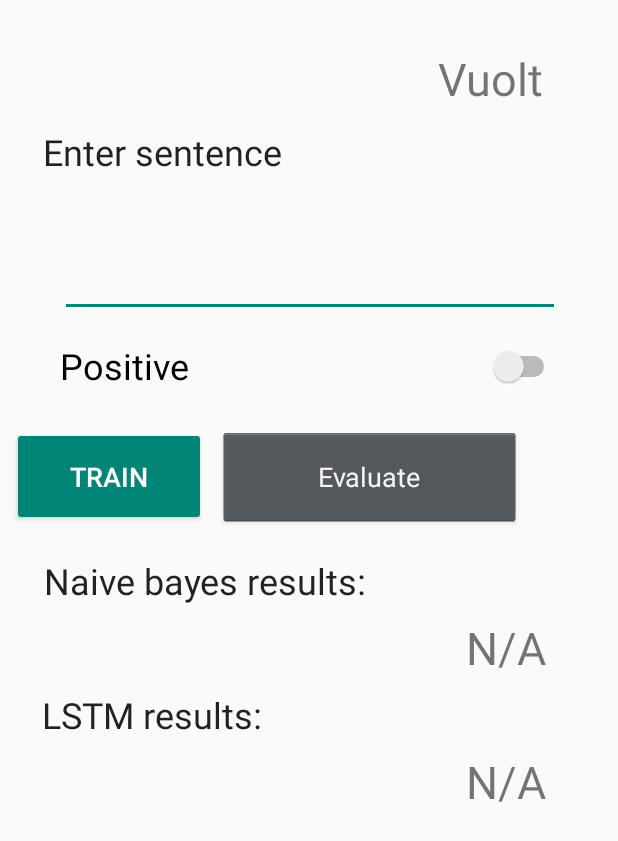
After one commit to FreexD/vuolt, an Android app: the layout activity_main.xml on its own in the app's theme, with its tools: preview values and no code run, on a phone screen of 412 x 824 dp. The commit adds this screen. Shown: the top 841 px of the screen. Run offline under Robolectric (Android 15) with nearby library versions, the phone set to English and light mode, and no system bars.

Commit message:
added MainActivity, hooked buttons and view elements to activity, set MainActivity as primary on launch

```diff
--- a/tflite-demo/app/src/main/AndroidManifest.xml
+++ b/tflite-demo/app/src/main/AndroidManifest.xml
@@ -1,5 +1,4 @@
-<?xml version="1.0" encoding="UTF-8"?>
-<!--
+<?xml version="1.0" encoding="utf-8"?><!--
  Copyright 2014 The Android Open Source Project
 
  Licensed under the Apache License, Version 2.0 (the "License");
@@ -14,24 +13,19 @@
  See the License for the specific language governing permissions and
  limitations under the License.
 -->
-
 <manifest xmlns:android="http://schemas.android.com/apk/res/android"
     package="pl.edu.agh.tflitecamerademo">
 
-    <uses-permission android:name="android.permission.CAMERA" />
-
-    <uses-feature android:name="android.hardware.camera" />
-    <uses-feature android:name="android.hardware.camera.autofocus" />
-
     <uses-sdk android:minSdkVersion="21" />
 
-    <application android:allowBackup="true"
+    <application
+        android:allowBackup="true"
+        android:icon="@drawable/ic_launcher"
         android:label="@string/app_name"
-        android:icon="@drawable/ic_launcher"
         android:theme="@style/MaterialTheme">
-
-        <activity android:name="pl.edu.agh.tflitecamerademo.CameraActivity"
-                  android:label="@string/app_name">
+        <activity
+            android:name=".MainActivity"
+            android:label="@string/title_activity_main">
             <intent-filter>
                 <action android:name="android.intent.action.MAIN" />
                 <category android:name="android.intent.category.LAUNCHER" />
--- /dev/null
+++ b/tflite-demo/app/src/main/java/pl/edu/agh/tflitecamerademo/MainActivity.java
@@ -0,0 +1,34 @@
+package pl.edu.agh.tflitecamerademo;
+
+import android.os.Bundle;
+import android.app.Activity;
+import android.widget.Button;
+import android.widget.EditText;
+import android.widget.Switch;
+import android.widget.TextView;
+
+public class MainActivity extends Activity {
+
+
+    Button evaluateButton;
+    Button trainButton;
+    TextView lstmResultTextView;
+    TextView bayesResultTextView;
+    Switch positiveSwitch;
+    EditText sentenceEditText;
+
+
+    @Override
+    protected void onCreate(Bundle savedInstanceState) {
+        super.onCreate(savedInstanceState);
+        setContentView(R.layout.activity_main);
+
+        evaluateButton = findViewById(R.id.evaluateButton);
+        trainButton = findViewById(R.id.trainButton);
+        lstmResultTextView = findViewById(R.id.lstmResultTextView);
+        bayesResultTextView = findViewById(R.id.bayesResultTextView);
+        positiveSwitch = findViewById(R.id.positiveSwitch);
+        sentenceEditText = findViewById(R.id.sentenceEditText);
+    }
+
+}
--- /dev/null
+++ b/tflite-demo/app/src/main/res/layout/activity_main.xml
@@ -0,0 +1,173 @@
+<?xml version="1.0" encoding="utf-8"?>
+<android.support.constraint.ConstraintLayout xmlns:android="http://schemas.android.com/apk/res/android"
+    xmlns:app="http://schemas.android.com/apk/res-auto"
+    xmlns:tools="http://schemas.android.com/tools"
+    android:layout_width="match_parent"
+    android:layout_height="match_parent"
+    tools:context="pl.edu.agh.tflitecamerademo.MainActivity">
+
+    <EditText
+        android:id="@+id/sentenceEditText"
+        android:layout_width="333dp"
+        android:layout_height="78dp"
+        android:layout_marginEnd="8dp"
+        android:layout_marginLeft="8dp"
+        android:layout_marginRight="8dp"
+        android:layout_marginStart="8dp"
+        android:layout_marginTop="16dp"
+        android:ems="10"
+        android:inputType="textMultiLine"
+        app:layout_constraintEnd_toEndOf="parent"
+        app:layout_constraintHorizontal_bias="0.514"
+        app:layout_constraintStart_toStartOf="parent"
+        app:layout_constraintTop_toBottomOf="@+id/textView" />
+
+    <TextView
+        android:id="@+id/textView"
+        android:layout_width="wrap_content"
+        android:layout_height="wrap_content"
+        android:layout_marginEnd="8dp"
+        android:layout_marginLeft="8dp"
+        android:layout_marginRight="8dp"
+        android:layout_marginStart="8dp"
+        android:layout_marginTop="12dp"
+        android:text="Enter sentence"
+        android:textAppearance="@android:style/TextAppearance.Holo.Medium"
+        android:textSize="24sp"
+        app:layout_constraintEnd_toEndOf="parent"
+        app:layout_constraintHorizontal_bias="0.086"
+        app:layout_constraintStart_toStartOf="parent"
+        app:layout_constraintTop_toBottomOf="@+id/textView17" />
+
+    <TextView
+        android:id="@+id/textView2"
+        android:layout_width="wrap_content"
+        android:layout_height="wrap_content"
+        android:layout_marginEnd="8dp"
+        android:layout_marginLeft="8dp"
+        android:layout_marginRight="8dp"
+        android:layout_marginStart="8dp"
+        android:layout_marginTop="20dp"
+        android:text="Naive bayes results:"
+        android:textAppearance="@android:style/TextAppearance.Holo.Medium"
+        android:textSize="24sp"
+        app:layout_constraintEnd_toEndOf="parent"
+        app:layout_constraintHorizontal_bias="0.116"
+        app:layout_constraintStart_toStartOf="parent"
+        app:layout_constraintTop_toBottomOf="@+id/trainButton" />
+
+    <TextView
+        android:id="@+id/textView4"
+        android:layout_width="wrap_content"
+        android:layout_height="wrap_content"
+        android:layout_marginEnd="8dp"
+        android:layout_marginLeft="8dp"
+        android:layout_marginRight="8dp"
+        android:layout_marginStart="8dp"
+        android:layout_marginTop="8dp"
+        android:text="LSTM results:"
+        android:textAppearance="@android:style/TextAppearance.Holo.Medium"
+        android:textSize="24sp"
+        app:layout_constraintEnd_toEndOf="parent"
+        app:layout_constraintHorizontal_bias="0.081"
+        app:layout_constraintStart_toStartOf="parent"
+        app:layout_constraintTop_toBottomOf="@+id/bayesResultTextView" />
+
+    <TextView
+        android:id="@+id/bayesResultTextView"
+        android:layout_width="322dp"
+        android:layout_height="wrap_content"
+        android:layout_marginEnd="8dp"
+        android:layout_marginLeft="16dp"
+        android:layout_marginRight="8dp"
+        android:layout_marginStart="16dp"
+        android:layout_marginTop="8dp"
+        android:gravity="right"
+        android:text="N/A"
+        android:textSize="30sp"
+        app:layout_constraintEnd_toEndOf="parent"
+        app:layout_constraintHorizontal_bias="0.394"
+        app:layout_constraintStart_toStartOf="parent"
+        app:layout_constraintTop_toBottomOf="@+id/textView2" />
+
+    <TextView
+        android:id="@+id/lstmResultTextView"
+        android:layout_width="322dp"
+        android:layout_height="wrap_content"
+        android:layout_marginEnd="8dp"
+        android:layout_marginLeft="16dp"
+        android:layout_marginRight="8dp"
+        android:layout_marginStart="16dp"
+        android:layout_marginTop="8dp"
+        android:gravity="right"
+        android:text="N/A"
+        android:textSize="30sp"
+        app:layout_constraintEnd_toEndOf="parent"
+        app:layout_constraintHorizontal_bias="0.394"
+        app:layout_constraintStart_toStartOf="parent"
+        app:layout_constraintTop_toBottomOf="@+id/textView4" />
+
+    <Switch
+        android:id="@+id/positiveSwitch"
+        android:layout_width="333dp"
+        android:layout_height="49dp"
+        android:layout_marginEnd="8dp"
+        android:layout_marginLeft="8dp"
+        android:layout_marginRight="8dp"
+        android:layout_marginStart="8dp"
+        android:layout_marginTop="8dp"
+        android:switchTextAppearance="@android:style/TextAppearance.Holo.Widget"
+        android:text="Positive"
+        android:textSize="24sp"
+        app:layout_constraintEnd_toEndOf="parent"
+        app:layout_constraintHorizontal_bias="0.514"
+        app:layout_constraintStart_toStartOf="parent"
+        app:layout_constraintTop_toBottomOf="@+id/sentenceEditText" />
+
+    <Button
+        android:id="@+id/trainButton"
+        style="@style/Widget.AppCompat.Button.Colored"
+        android:layout_width="129dp"
+        android:layout_height="66dp"
+        android:layout_marginLeft="8dp"
+        android:layout_marginStart="8dp"
+        android:layout_marginTop="16dp"
+        android:text="Train"
+        android:textSize="18sp"
+        app:layout_constraintStart_toStartOf="parent"
+        app:layout_constraintTop_toBottomOf="@+id/positiveSwitch" />
+
+    <Button
+        android:id="@+id/evaluateButton"
+        style="@android:style/Widget.Holo.Button"
+        android:layout_width="202dp"
+        android:layout_height="66dp"
+        android:layout_marginEnd="8dp"
+        android:layout_marginLeft="8dp"
+        android:layout_marginRight="8dp"
+        android:layout_marginStart="8dp"
+        android:layout_marginTop="16dp"
+        android:text="Evaluate"
+        android:textSize="18sp"
+        app:layout_constraintEnd_toEndOf="parent"
+        app:layout_constraintHorizontal_bias="0.0"
+        app:layout_constraintStart_toEndOf="@+id/trainButton"
+        app:layout_constraintTop_toBottomOf="@+id/positiveSwitch" />
+
+    <TextView
+        android:id="@+id/textView17"
+        android:layout_width="wrap_content"
+        android:layout_height="wrap_content"
+        android:layout_marginEnd="8dp"
+        android:layout_marginLeft="8dp"
+        android:layout_marginRight="8dp"
+        android:layout_marginStart="8dp"
+        android:layout_marginTop="32dp"
+        android:text="Vuolt"
+        android:textSize="30sp"
+        app:layout_constraintEnd_toEndOf="parent"
+        app:layout_constraintHorizontal_bias="0.872"
+        app:layout_constraintStart_toStartOf="parent"
+        app:layout_constraintTop_toTopOf="parent" />
+
+</android.support.constraint.ConstraintLayout>
--- a/tflite-demo/app/src/main/res/values/base-strings.xml
+++ b/tflite-demo/app/src/main/res/values/base-strings.xml
@@ -16,7 +16,7 @@
 -->
 
 <resources>
-    <string name="app_name">TfLiteCameraDemo</string>
+    <string name="app_name">Vuolt</string>
     <string name="intro_message">
         <![CDATA[
 
--- a/tflite-demo/app/src/main/res/values/strings.xml
+++ b/tflite-demo/app/src/main/res/values/strings.xml
@@ -21,4 +21,5 @@
     <string name="toggle_turn_on">NN:On</string>
     <string name="toggle_turn_off">NN:Off</string>
     <string name="toggle">Use NNAPI</string>
+    <string name="title_activity_main">MainActivity</string>
 </resources>
```
